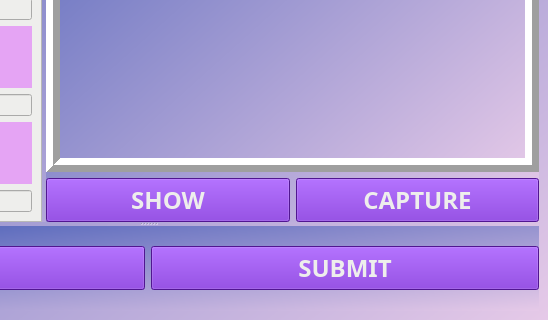
Old version of the form update.ui in the repository NEEHITGOYAL/Pythongui; both pictures show x 252 to 800 and y 280 to 600 of the 800 by 600 pixel window.
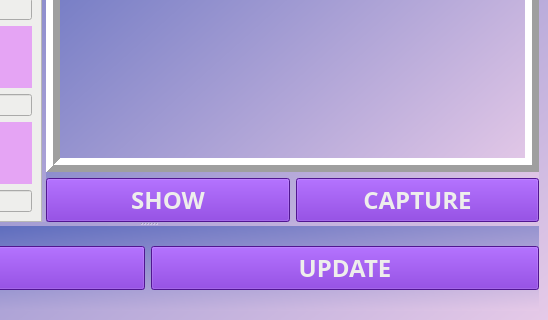
New version of the form.

What changed in the file:
```diff
--- a/update.ui
+++ b/update.ui
@@ -379,7 +379,7 @@
 color: rgb(238, 238, 236);</string>
           </property>
           <property name="text">
-           <string>SUBMIT</string>
+           <string>UPDATE</string>
           </property>
          </widget>
         </item>
```
Left out of the diff: 5 changed lines with no effect on the pictures.
